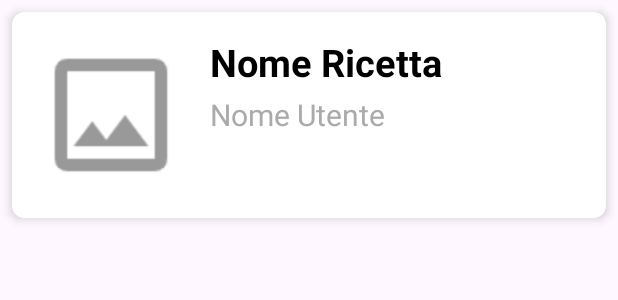
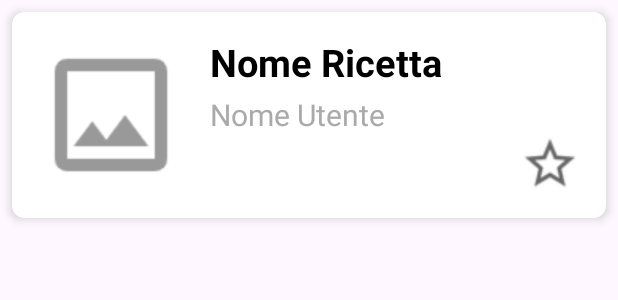
Before and after one commit to DAV-IDE/Ricette, an Android app: the layout recipe_card_view_template.xml on its own in the app's theme, with its tools: preview values and no code run, on a phone screen of 412 x 824 dp. Shown: the top 300 px of the screen. Run offline under Robolectric (Android 15) with nearby library versions, the phone set to English and light mode, and no system bars.

Commit message:
modifiche layout

```diff
--- a/app/src/main/res/drawable/selettore_preferiti.xml
+++ b/app/src/main/res/drawable/selettore_preferiti.xml
@@ -1,6 +1,4 @@
-<?xml version="1.0" encoding="utf-8"?>
-
-    <selector xmlns:android="http://schemas.android.com/apk/res/android">
-        <item android:drawable="@color/yellow" android:state_selected="true"/>
-        <item android:drawable="@android:color/transparent"/>
-    </selector>
+<selector xmlns:android="http://schemas.android.com/apk/res/android">
+    <item android:drawable="@drawable/star_filled" android:state_selected="true"/>
+    <item android:drawable="@drawable/star" android:state_selected="false"/>
+</selector>
```
Also changed, not shown: app/src/main/res/drawable/star_filled.png (added).
